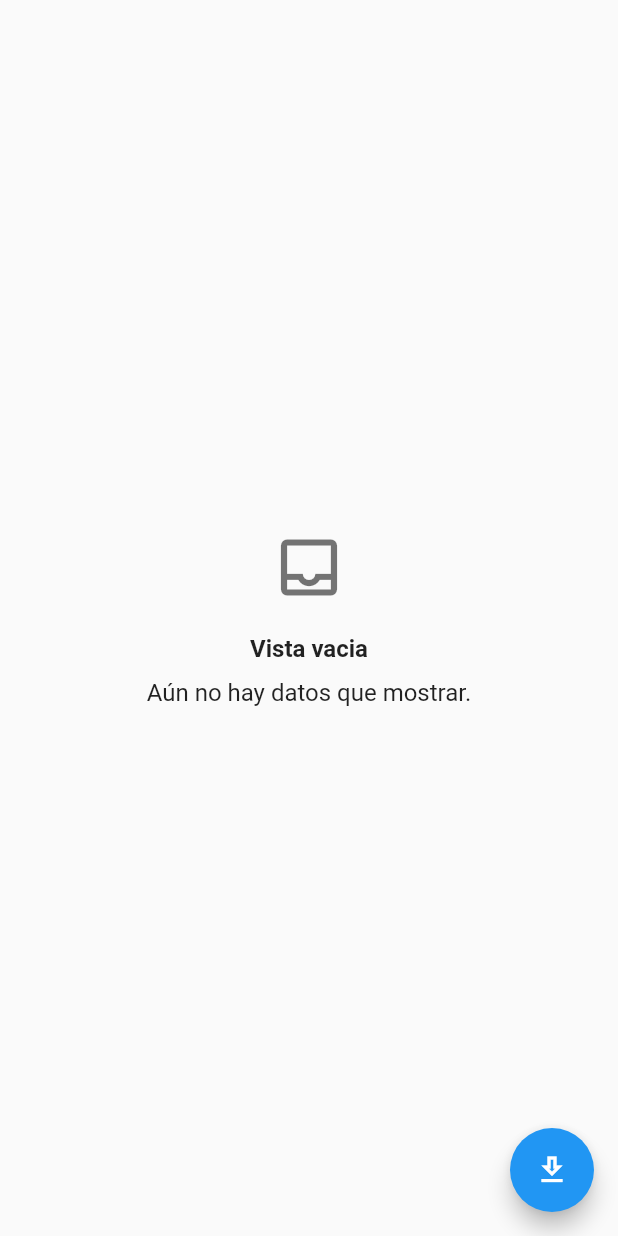
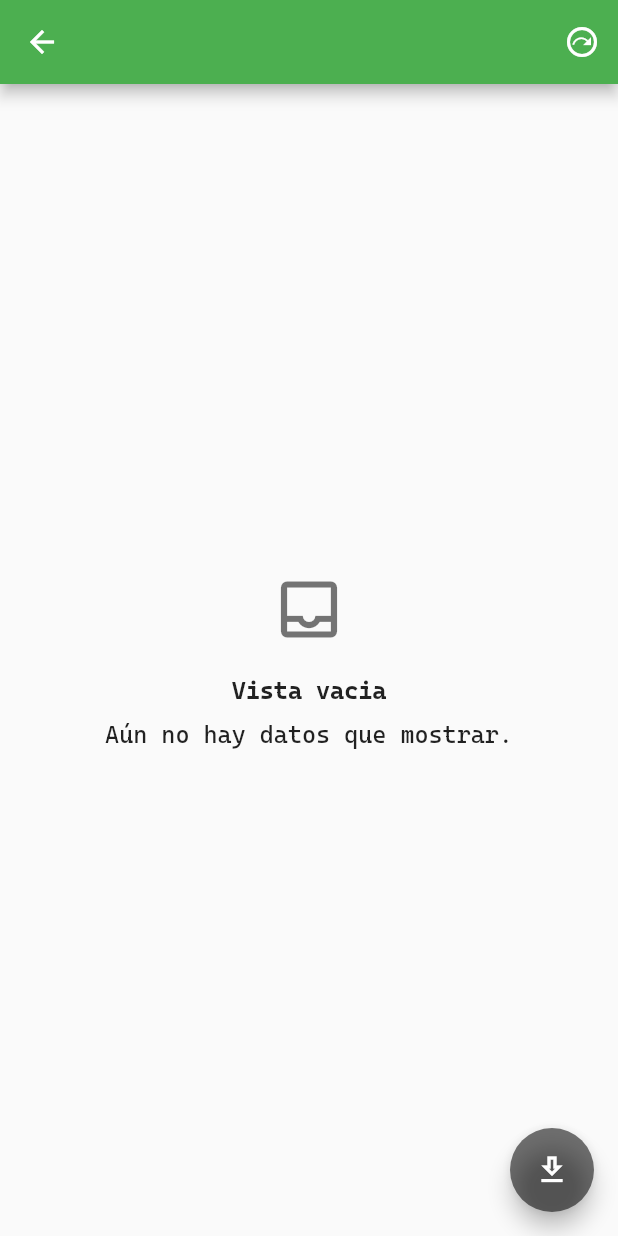
Before and after one commit to pepeMalpik/base_cl, a Flutter app: the screen it shows after launch, on a phone screen of 412 x 824 dp. Run offline on Flutter 3.47's test engine with Material 2 defaults, Android fonts, the phone set to English and light mode, and no system bars; our stand-ins replace get_it.

Commit message:
add custom font, theming & routing

```diff
--- /dev/null
+++ b/lib/core/app_colors.dart
@@ -0,0 +1,6 @@
+import 'package:flutter/material.dart';
+
+class AppColors {
+  static const primary = Colors.green;
+  static const acent = Colors.black54;
+}
--- a/lib/core/data/api_path.dart
+++ b/lib/core/data/api_path.dart
@@ -6,7 +6,7 @@ class APIPathHelper {
       case APIPath.fetch_album:
         return "/albums/1";
       case APIPath.fetch_todos:
-        return "/todossss";
+        return "/todos";
       default:
         return "";
     }
--- /dev/null
+++ b/lib/core/providers/theme_provider.dart
@@ -0,0 +1,56 @@
+import 'package:fetch_todos/core/app_colors.dart';
+import 'package:flutter/material.dart';
+import 'package:flutter/scheduler.dart';
+
+class ThemeProvider with ChangeNotifier {
+  ThemeData _customLightTheme;
+  ThemeData _customDarkTheme;
+
+  ThemeData _theme;
+  ThemeData get theme => _theme;
+
+  ThemeProvider() {
+    setupCustomLightTheme();
+    setupCustomDarkTheme();
+    if (SchedulerBinding.instance.window.platformBrightness ==
+        Brightness.dark) {
+      _theme = _customDarkTheme;
+      notifyListeners();
+    }
+  }
+
+  onChangeApparience({@required Brightness brightness}) {
+    if (brightness == Brightness.dark && _theme != _customDarkTheme) {
+      _theme = _customDarkTheme;
+      notifyListeners();
+    } else if (brightness == Brightness.light && _theme != _customLightTheme) {
+      _theme = _customLightTheme;
+      notifyListeners();
+    }
+  }
+
+  setupCustomLightTheme() {
+    this._customLightTheme = ThemeData.light().copyWith(
+      textTheme: ThemeData.light().textTheme.apply(
+            fontFamily: 'CascadiaCode',
+          ),
+      primaryTextTheme: ThemeData.light().textTheme.apply(
+            fontFamily: 'CascadiaCode',
+          ),
+      accentTextTheme: ThemeData.light().textTheme.apply(
+            fontFamily: 'CascadiaCode',
+          ),
+      primaryColor: AppColors.primary,
+      floatingActionButtonTheme: FloatingActionButtonThemeData().copyWith(
+        backgroundColor: AppColors.acent,
+      ),
+    );
+    _theme = _customLightTheme;
+  }
+
+  setupCustomDarkTheme() {
+    this._customDarkTheme = ThemeData.dark().copyWith(
+      primaryColor: Colors.purple[900],
+    );
+  }
+}
--- /dev/null
+++ b/lib/core/routing/app_routes.dart
@@ -0,0 +1,4 @@
+class AppRoutes {
+  static const todo_list = '/todo-list';
+  static const todo_create = '/todo-create';
+}
--- /dev/null
+++ b/lib/core/routing/route_generator.dart
@@ -0,0 +1,19 @@
+import 'package:fetch_todos/core/routing/app_routes.dart';
+import 'package:fetch_todos/features/todo_create/todo_create.dart';
+import 'package:fetch_todos/features/todos_list/presentation/todos_list.dart';
+import 'package:flutter/material.dart';
+
+class RouteGenerator {
+  static Route<dynamic> generateRoute(RouteSettings settings) {
+    switch (settings.name) {
+      case AppRoutes.todo_list:
+        return MaterialPageRoute(builder: (_) => TodosList());
+        break;
+      case AppRoutes.todo_create:
+        return MaterialPageRoute(builder: (_) => TodoCreate());
+        break;
+      default:
+        return MaterialPageRoute(builder: (_) => TodosList());
+    }
+  }
+}
--- a/lib/core/strings.dart
+++ b/lib/core/strings.dart
@@ -1,4 +1,4 @@
 class Strings {
-  static final errorTitle = 'Error !';
-  static final emptyTitle = 'Vista vacia';
+  static const error_title = 'Error !';
+  static const empty_title = 'Vista vacia';
 }
--- a/lib/core/widgets/empty_page.dart
+++ b/lib/core/widgets/empty_page.dart
@@ -19,7 +19,7 @@ class EmptyPage extends StatelessWidget {
           ),
           SizedBox(height: 20),
           Text(
-            Strings.emptyTitle,
+            Strings.empty_title,
             style: TextStyle(
               fontSize: 16,
               fontWeight: FontWeight.bold,
--- a/lib/core/widgets/error_page.dart
+++ b/lib/core/widgets/error_page.dart
@@ -20,7 +20,7 @@ class ErrorPage extends StatelessWidget {
           ),
           SizedBox(height: 20),
           Text(
-            Strings.errorTitle,
+            Strings.error_title,
             style: TextStyle(
               fontSize: 16,
               fontWeight: FontWeight.bold,
--- a/lib/features/todos_list/presentation/todos_list.dart
+++ b/lib/features/todos_list/presentation/todos_list.dart
@@ -1,6 +1,9 @@
 import 'package:fetch_todos/core/data/api_response.dart';
+import 'package:fetch_todos/core/routing/app_routes.dart';
 import 'package:fetch_todos/core/widgets/empty_page.dart';
 import 'package:fetch_todos/core/widgets/error_page.dart';
+import 'package:fetch_todos/core/widgets/loading_page.dart';
+import 'package:fetch_todos/features/todo_create/todo_create.dart';
 import 'package:fetch_todos/features/todos_list/presentation/providers/todos_list_provider.dart';
 import 'package:flutter/material.dart';
 import 'package:provider/provider.dart';
@@ -12,7 +15,20 @@ class TodosList extends StatelessWidget {
   Widget build(BuildContext context) {
     final provider = Provider.of<TodoListProvider>(context);
     return Scaffold(
-      body: _renderView(provider: provider),
+      appBar: AppBar(
+        actions: [
+          IconButton(
+              icon: Icon(Icons.next_plan_outlined),
+              onPressed: () =>
+                  Navigator.pushNamed(context, AppRoutes.todo_create)),
+        ],
+      ),
+      body: Stack(
+        children: [
+          _renderView(provider: provider),
+          LoadingPage(),
+        ],
+      ),
       floatingActionButton: FloatingActionButton(
         onPressed: () {
           provider.fetchTodos();
--- a/lib/main.dart
+++ b/lib/main.dart
@@ -1,10 +1,13 @@
+import 'package:flutter/material.dart';
+import 'package:provider/provider.dart';
+
 import 'package:fetch_todos/core/dependency_injector.dart';
 import 'package:fetch_todos/core/providers/loading_provider.dart';
-import 'package:fetch_todos/core/widgets/loading_page.dart';
+import 'package:fetch_todos/core/providers/theme_provider.dart';
+import 'package:fetch_todos/core/routing/app_routes.dart';
+import 'package:fetch_todos/core/routing/route_generator.dart';
+
 import 'package:fetch_todos/features/todos_list/presentation/providers/todos_list_provider.dart';
-import 'package:fetch_todos/features/todos_list/presentation/todos_list.dart';
-import 'package:flutter/material.dart';
-import 'package:provider/provider.dart';
 
 void main() {
   Dependencyinjector.init();
@@ -16,19 +19,50 @@ class MyApp extends StatelessWidget {
   Widget build(BuildContext context) {
     return MultiProvider(
       providers: [
+        ChangeNotifierProvider(create: (_) => ThemeProvider()),
         ChangeNotifierProvider<LoadingProvider>(create: (_) => getIt()),
-        ChangeNotifierProvider<TodoListProvider>(create: (_) => getIt())
+        ChangeNotifierProvider<TodoListProvider>(create: (_) => getIt()),
       ],
-      child: MaterialApp(
-        debugShowCheckedModeBanner: false,
-        title: 'Material App',
-        home: Stack(
-          children: [
-            TodosList(),
-            LoadingPage(),
-          ],
-        ),
-      ),
+      child: MainApp(),
     );
   }
 }
+
+class MainApp extends StatefulWidget {
+  @override
+  _MainAppState createState() => _MainAppState();
+}
+
+class _MainAppState extends State<MainApp> with WidgetsBindingObserver {
+  @override
+  void initState() {
+    super.initState();
+    WidgetsBinding.instance.addObserver(this);
+  }
+
+  @override
+  void dispose() {
+    WidgetsBinding.instance.removeObserver(this);
+    super.dispose();
+  }
+
+  @override
+  void didChangePlatformBrightness() {
+    final Brightness brightness =
+        WidgetsBinding.instance.window.platformBrightness;
+    Provider.of<ThemeProvider>(context, listen: false)
+        .onChangeApparience(brightness: brightness);
+  }
+
+  @override
+  Widget build(BuildContext context) {
+    final themeProvider = Provider.of<ThemeProvider>(context);
+    return MaterialApp(
+      debugShowCheckedModeBanner: false,
+      title: 'Material App',
+      theme: themeProvider.theme,
+      initialRoute: AppRoutes.todo_list,
+      onGenerateRoute: RouteGenerator.generateRoute,
+    );
+  }
+}
--- a/pubspec.yaml
+++ b/pubspec.yaml
@@ -63,6 +63,10 @@ flutter:
   # "family" key with the font family name, and a "fonts" key with a
   # list giving the asset and other descriptors for the font. For
   # example:
+  fonts:
+    - family: CascadiaCode
+      fonts:
+        - asset: assets/fonts/CascadiaCode.ttf
   # fonts:
   #   - family: Schyler
   #     fonts:
```
Also changed, not shown: lib/features/todo_create/todo_create.dart (added, +38 -0 lines), assets/fonts/CascadiaCode.ttf (added).
